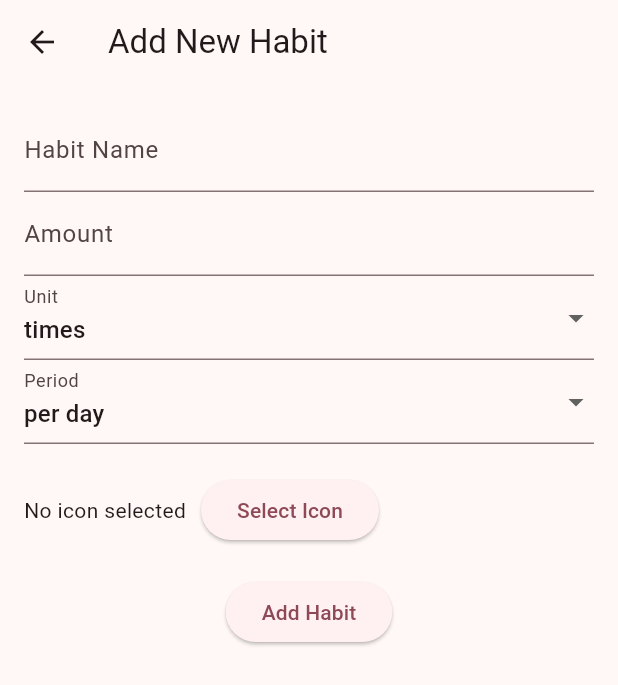
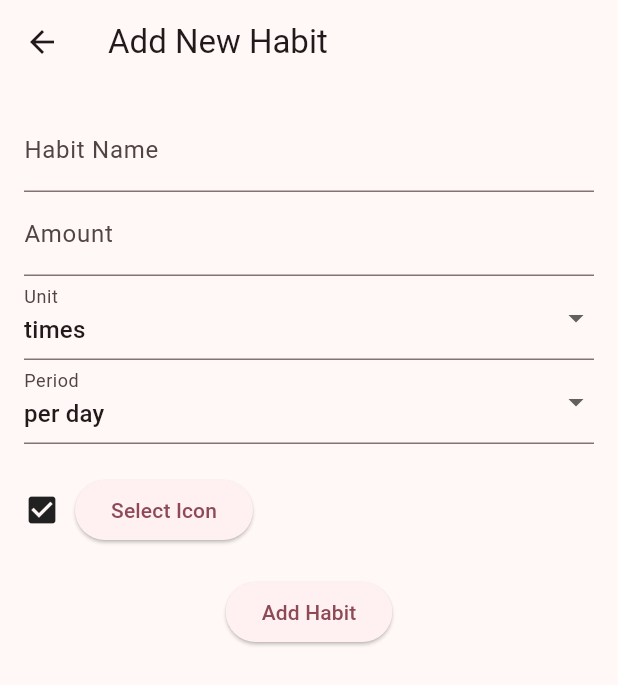
Before and after one commit to Vg34100/Flutter-HabitTracker, a Flutter app: the AddHabitView screen opened directly, on a phone screen of 412 x 824 dp. Shown: the top 685 px of the screen. Run offline on Flutter 3.47's test engine with Material 3 defaults, Android fonts, the phone set to English and light mode, and no system bars; our stand-ins replace shared_preferences; missing offline and left inert: flutter_iconpicker; accounts and stored records are empty.

Commit message:
default icon fix

```diff
--- a/lib/models/habit_model.dart
+++ b/lib/models/habit_model.dart
@@ -1,6 +1,4 @@
 import 'dart:convert';
-
-import 'package:flutter/material.dart';
 
 class Recurrence {
 	int amount;          // e.g., 15
--- a/lib/views/add_habit_view.dart
+++ b/lib/views/add_habit_view.dart
@@ -20,7 +20,7 @@ class AddHabitViewState extends State<AddHabitView> {
 	String period = 'per day';
 
 
-  IconData? selectedIcon;
+  IconData? selectedIcon = Icons.check_box;
 
 
 
--- a/lib/widgets/date_slider.dart
+++ b/lib/widgets/date_slider.dart
@@ -34,8 +34,7 @@ class DateSliderState extends State<DateSlider> {
 				itemBuilder: (context, index) {
 					DateTime date = currentDate.add(Duration(days: index - 3));
 					bool isSelected = DateFormat('yyyy-MM-dd').format(date) ==
-							DateFormat('yyyy-MM-dd').format(widget.selectedDate);
-
+                        DateFormat('yyyy-MM-dd').format(widget.selectedDate);
 					return GestureDetector(
 						onTap: () {
 							widget.onDateSelected(date);
```
